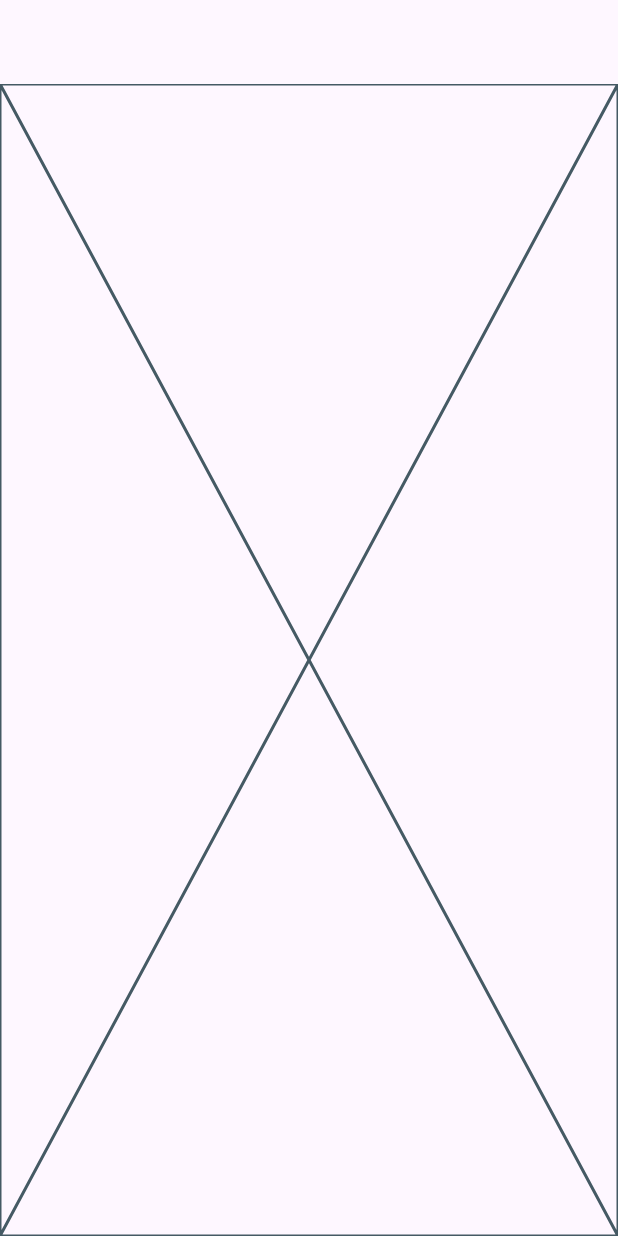
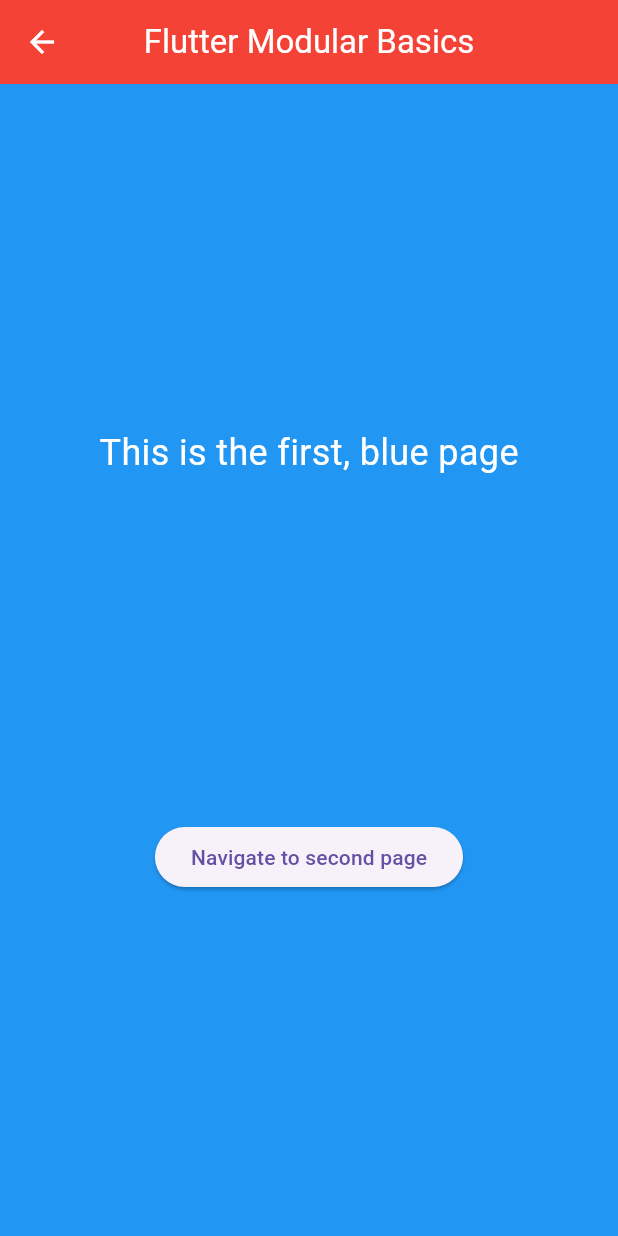
Before and after one commit to kubaolszewski/flutter_modular_introduction_app, a Flutter app: the screen it shows after launch, on a phone screen of 412 x 824 dp. Run offline on Flutter 3.47's test engine with Material 2 defaults, Android fonts, the phone set to English and light mode, and no system bars.

Commit message:
Create screens designs

```diff
--- a/lib/app/features/first_page/first_page.dart
+++ b/lib/app/features/first_page/first_page.dart
@@ -1,10 +1,32 @@
 import 'package:flutter/material.dart';
+import 'package:flutter_modular_introduction_app/app/features/second_page/second_page.dart';
 
 class FirstPage extends StatelessWidget {
   const FirstPage({super.key});
 
   @override
   Widget build(BuildContext context) {
-    return const Placeholder();
+    return Scaffold(
+      body: Container(
+        color: Colors.blue,
+        child: Center(
+          child: Column(
+            mainAxisAlignment: MainAxisAlignment.spaceEvenly,
+            children: [
+              const Text(
+                'This is the first, blue page',
+                style: TextStyle(color: Colors.white, fontSize: 24),
+              ),
+              ElevatedButton(
+                  onPressed: () {
+                    Navigator.of(context).push(
+                        MaterialPageRoute(builder: (_) => const SecondPage()));
+                  },
+                  child: const Text('Navigate to second page'))
+            ],
+          ),
+        ),
+      ),
+    );
   }
 }
--- a/lib/main.dart
+++ b/lib/main.dart
@@ -13,7 +13,7 @@
     return MaterialApp(
       title: 'Flutter Demo',
       theme: ThemeData(
-        colorScheme: ColorScheme.fromSeed(seedColor: Colors.deepPurple),
+        primarySwatch: Colors.purple,
         useMaterial3: true,
       ),
       home: const HomePage(),
@@ -28,8 +28,24 @@
 
   @override
   Widget build(BuildContext context) {
-    return  Scaffold(
-      appBar: AppBar(),
+    return Scaffold(
+      appBar: AppBar(
+        backgroundColor: Colors.red,
+        centerTitle: true,
+        title: const Text(
+          'Flutter Modular Basics',
+          style: TextStyle(color: Colors.white),
+        ),
+        leading: IconButton(
+          icon: const Icon(
+            Icons.arrow_back,
+            color: Colors.white,
+          ),
+          onPressed: () {
+            Navigator.of(context).pop();
+          },
+        ),
+      ),
       body: const FirstPage(),
     );
   }
```
Also changed, not shown: lib/app/features/second_page/second_page.dart (+21 -1 lines), lib/app/features/third_page/third_page.dart (+21 -1 lines).
